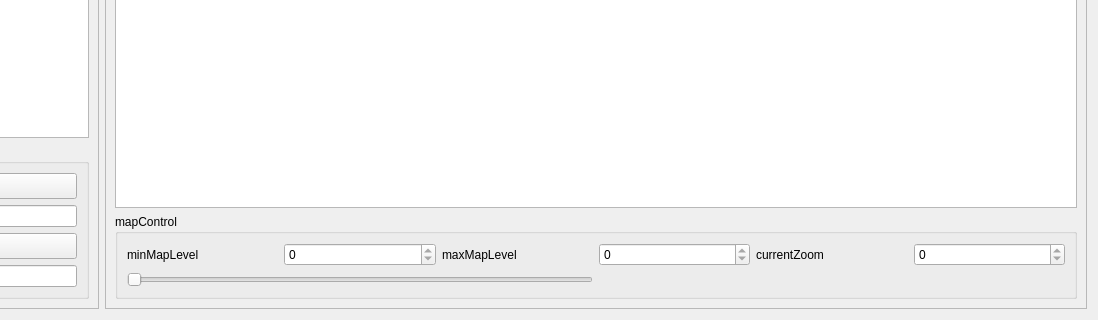
Old version of the form ui/navigation.ui in the repository kdurant/qt_study; both pictures show x 212 to 1310 and y 445 to 765 of the 1310 by 765 pixel window.
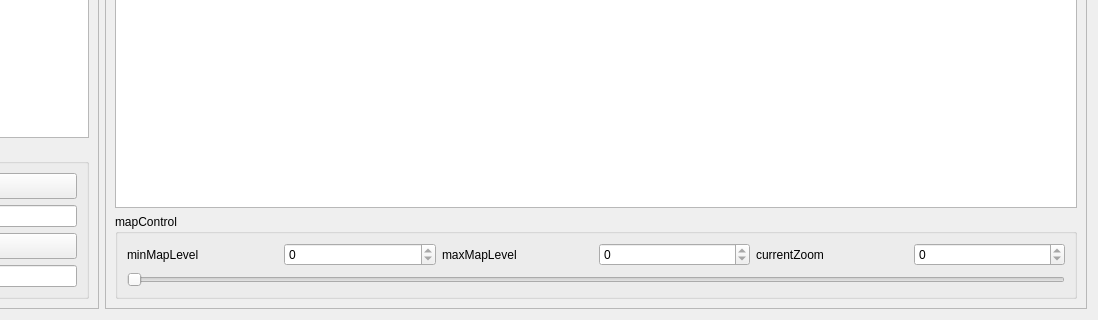
New version of the form. Custom widgets are drawn as their Qt base class.

Diff of the .ui file:
```diff
--- a/ui/navigation.ui
+++ b/ui/navigation.ui
@@ -421,13 +421,6 @@
            </property>
           </widget>
          </item>
-         <item row="3" column="0" colspan="3">
-          <widget class="QSlider" name="horizontalSlider_zoomCtrl">
-           <property name="orientation">
-            <enum>Qt::Horizontal</enum>
-           </property>
-          </widget>
-         </item>
          <item row="2" column="0">
           <widget class="QLabel" name="label_10">
            <property name="text">
@@ -442,6 +435,13 @@
            </property>
           </widget>
          </item>
+         <item row="3" column="0" colspan="6">
+          <widget class="QSlider" name="horizontalSlider_zoomCtrl">
+           <property name="orientation">
+            <enum>Qt::Horizontal</enum>
+           </property>
+          </widget>
+         </item>
         </layout>
        </widget>
       </item>
```
Left out of the diff: 6 changed lines with no effect on the pictures.
